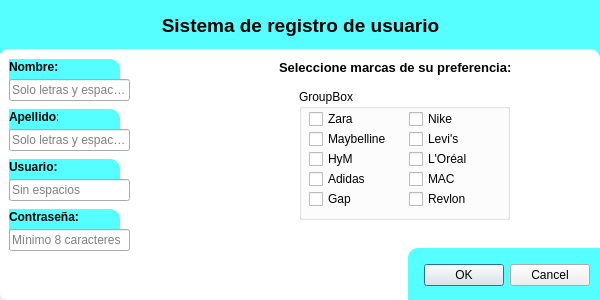
First picture: the form in registro_usuario.ui, repository IWinterI/Sistema_Recomendacion_G, before the edit.
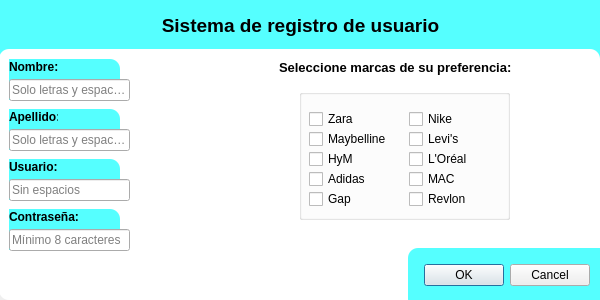
Second picture: the form after the edit.

```diff
--- a/registro_usuario.ui
+++ b/registro_usuario.ui
@@ -329,7 +329,7 @@
      </rect>
     </property>
     <property name="title">
-     <string>GroupBox</string>
+     <string/>
     </property>
     <widget class="QCheckBox" name="checkBox">
      <property name="geometry">
```
Left out of the diff: 4 changed lines with no effect on the pictures.
